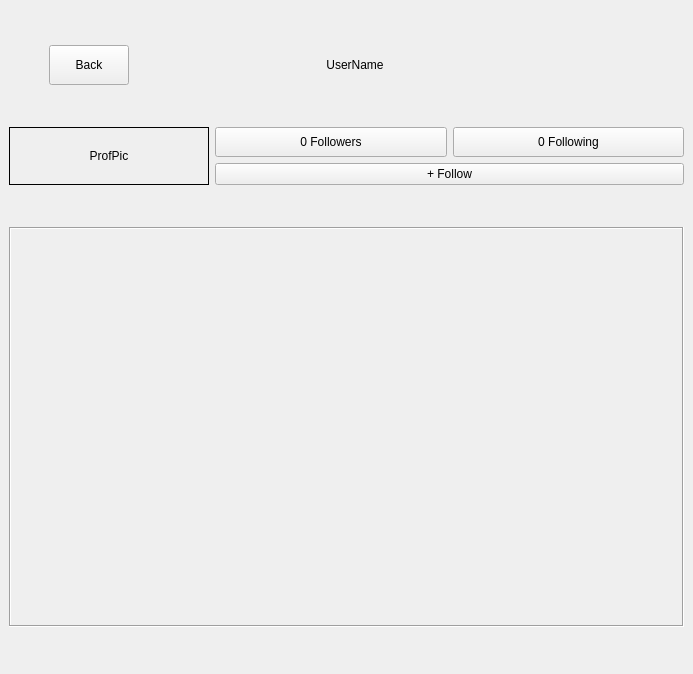
Above: Paxel/follow.ui from ClownKingWalrus/PAXEL before the change. Below: the same form after it.
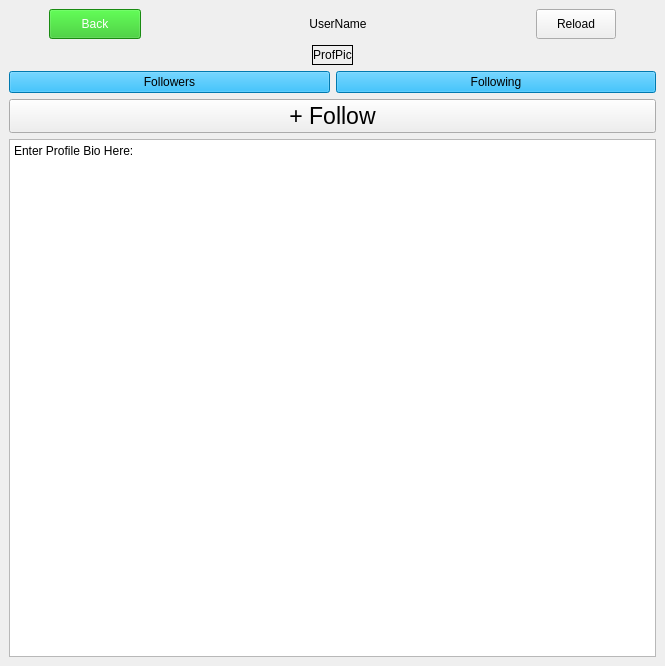
That is the form after the change.

Commit message: board following

What changed in the file:
```diff
--- a/Paxel/follow.ui
+++ b/Paxel/follow.ui
@@ -6,17 +6,17 @@
    <rect>
     <x>0</x>
     <y>0</y>
-    <width>693</width>
-    <height>674</height>
+    <width>665</width>
+    <height>666</height>
    </rect>
   </property>
   <property name="windowTitle">
    <string>MainWindow</string>
   </property>
   <widget class="QWidget" name="centralwidget">
-   <layout class="QVBoxLayout" name="verticalLayout_3">
-    <item>
-     <layout class="QHBoxLayout" name="horizontalLayout">
+   <layout class="QGridLayout" name="gridLayout_2">
+    <item row="0" column="0">
+     <layout class="QHBoxLayout" name="horizontalLayout_4">
       <item>
        <spacer name="horizontalSpacer_4">
         <property name="orientation">
@@ -34,18 +34,28 @@
        </spacer>
       </item>
       <item>
-       <widget class="QPushButton" name="Back">
-        <property name="enabled">
-         <bool>true</bool>
+       <widget class="QPushButton" name="Home">
+        <property name="sizePolicy">
+         <sizepolicy hsizetype="Expanding" vsizetype="Fixed">
+          <horstretch>0</horstretch>
+          <verstretch>0</verstretch>
+         </sizepolicy>
         </property>
         <property name="minimumSize">
          <size>
           <width>70</width>
-          <height>40</height>
+          <height>30</height>
          </size>
         </property>
         <property name="styleSheet">
-         <string notr="true">font: 20pt &quot;Bahnschrift&quot;;</string>
+         <string notr="true">QPushButton { font: 700 17pt &quot;MS Sans Serif&quot;;
+color: rgb(255, 255, 255);
+background-color: rgb(35, 193, 24);
+}
+
+QPushButton:hover {
+    background-color: rgb(35, 203, 24);
+}</string>
         </property>
         <property name="text">
          <string>Back</string>
@@ -58,11 +68,11 @@
          <enum>Qt::Orientation::Horizontal</enum>
         </property>
         <property name="sizeType">
-         <enum>QSizePolicy::Policy::Preferred</enum>
+         <enum>QSizePolicy::Policy::Expanding</enum>
         </property>
         <property name="sizeHint" stdset="0">
          <size>
-          <width>120</width>
+          <width>40</width>
           <height>20</height>
          </size>
         </property>
@@ -106,23 +116,62 @@
         </property>
        </spacer>
       </item>
+      <item>
+       <widget class="QPushButton" name="Reload">
+        <property name="minimumSize">
+         <size>
+          <width>70</width>
+          <height>30</height>
+         </size>
+        </property>
+        <property name="styleSheet">
+         <string notr="true">font: 18pt &quot;MS Sans Serif&quot;;</string>
+        </property>
+        <property name="text">
+         <string>Reload</string>
+        </property>
+       </widget>
+      </item>
+      <item>
+       <spacer name="horizontalSpacer_2">
+        <property name="orientation">
+         <enum>Qt::Orientation::Horizontal</enum>
+        </property>
+        <property name="sizeType">
+         <enum>QSizePolicy::Policy::Minimum</enum>
+        </property>
+        <property name="sizeHint" stdset="0">
+         <size>
+          <width>40</width>
+          <height>20</height>
+         </size>
+        </property>
+       </spacer>
+      </item>
      </layout>
     </item>
-    <item>
+    <item row="1" column="0">
      <layout class="QHBoxLayout" name="horizontalLayout_3">
+      <item>
+       <spacer name="horizontalSpacer_5">
+        <property name="orientation">
+         <enum>Qt::Orientation::Horizontal</enum>
+        </property>
+        <property name="sizeHint" stdset="0">
+         <size>
+          <width>40</width>
+          <height>20</height>
+         </size>
+        </property>
+       </spacer>
+      </item>
       <item>
        <widget class="QLabel" name="ProfPic">
-        <property name="minimumSize">
-         <size>
-          <width>100</width>
-          <height>0</height>
-         </size>
-        </property>
-        <property name="maximumSize">
-         <size>
-          <width>200</width>
-          <height>16777215</height>
-         </size>
+        <property name="sizePolicy">
+         <sizepolicy hsizetype="Preferred" vsizetype="Preferred">
+          <horstretch>0</horstretch>
+          <verstretch>0</verstretch>
+         </sizepolicy>
         </property>
         <property name="styleSheet">
          <string notr="true">font: 20pt &quot;Bahnschrift&quot;;</string>
@@ -139,88 +188,93 @@
        </widget>
       </item>
       <item>
-       <layout class="QVBoxLayout" name="verticalLayout">
-        <item>
-         <layout class="QHBoxLayout" name="horizontalLayout_4">
-          <item>
-           <widget class="QPushButton" name="Followers">
-            <property name="minimumSize">
-             <size>
-              <width>0</width>
-              <height>30</height>
-             </size>
-            </property>
-            <property name="styleSheet">
-             <string notr="true">font: 20pt &quot;Bahnschrift&quot;;</string>
-            </property>
-            <property name="text">
-             <string>0 Followers</string>
-            </property>
-           </widget>
-          </item>
-          <item>
-           <widget class="QPushButton" name="Following">
-            <property name="minimumSize">
-             <size>
-              <width>0</width>
-              <height>30</height>
-             </size>
-            </property>
-            <property name="styleSheet">
-             <string notr="true">font: 20pt &quot;Bahnschrift&quot;;</string>
-            </property>
-            <property name="text">
-             <string>0 Following</string>
-            </property>
-           </widget>
-          </item>
-         </layout>
-        </item>
+       <spacer name="horizontalSpacer_6">
+        <property name="orientation">
+         <enum>Qt::Orientation::Horizontal</enum>
+        </property>
+        <property name="sizeHint" stdset="0">
+         <size>
+          <width>40</width>
+          <height>20</height>
+         </size>
+        </property>
+       </spacer>
+      </item>
+     </layout>
+    </item>
+    <item row="2" column="0">
+     <layout class="QHBoxLayout" name="horizontalLayout_5">
+      <item>
+       <widget class="QPushButton" name="Followers">
+        <property name="styleSheet">
+         <string notr="true">QPushButton { color: rgb(0, 0, 0);
+font:  700 17pt &quot;MS Sans Serif&quot;;
+background-color: rgb(0, 170, 245);
+}
+
+QPushButton:Hover {
+background-color: rgb(10, 180, 255);
+}</string>
+        </property>
+        <property name="text">
+         <string>Followers</string>
+        </property>
+       </widget>
+      </item>
+      <item>
+       <widget class="QPushButton" name="Following">
+        <property name="styleSheet">
+         <string notr="true">QPushButton { color: rgb(0, 0, 0);
+font:  700 17pt &quot;MS Sans Serif&quot;;
+background-color: rgb(0, 170, 245);
+}
+
+QPushButton:Hover {
+background-color: rgb(10, 180, 255);
+}</string>
+        </property>
+        <property name="text">
+         <string>Following</string>
+        </property>
+       </widget>
+      </item>
+     </layout>
+    </item>
+    <item row="3" column="0">
+     <layout class="QGridLayout" name="gridLayout">
+      <item row="0" column="0">
+       <layout class="QVBoxLayout" name="verticalLayout_2">
         <item>
          <widget class="QPushButton" name="FollowButton">
-          <property name="styleSheet">
-           <string notr="true">font: 20pt &quot;Bahnschrift&quot;;</string>
+          <property name="font">
+           <font>
+            <family>MS Sans Serif</family>
+            <pointsize>17</pointsize>
+           </font>
+          </property>
+          <property name="mouseTracking">
+           <bool>true</bool>
           </property>
           <property name="text">
            <string>+ Follow</string>
           </property>
          </widget>
         </item>
+        <item>
+         <widget class="QPlainTextEdit" name="plainTextEdit">
+          <property name="styleSheet">
+           <string notr="true">font: 14pt &quot;MS Sans Serif&quot;;
+color: rgb(0, 0, 0);</string>
+          </property>
+          <property name="plainText">
+           <string>Enter Profile Bio Here:</string>
+          </property>
+         </widget>
+        </item>
        </layout>
       </item>
      </layout>
     </item>
-    <item>
-     <widget class="QScrollArea" name="scrollArea">
-      <property name="maximumSize">
-       <size>
-        <width>16777215</width>
-        <height>400</height>
-       </size>
-      </property>
-      <property name="frameShape">
-       <enum>QFrame::Shape::Box</enum>
-      </property>
-      <property name="widgetResizable">
-       <bool>true</bool>
-      </property>
-      <widget class="QWidget" name="scrollAreaWidgetContents">
-       <property name="geometry">
-        <rect>
-         <x>0</x>
-         <y>0</y>
-         <width>677</width>
-         <height>396</height>
-        </rect>
-       </property>
-       <layout class="QGridLayout" name="gridLayout_2">
-        <item row="0" column="0">
-         <layout class="QVBoxLayout" name="verticalLayout_2"/>
-        </item>
-       </layout>
-      </widget>
-     </widget>
-    </item>
    </layout>
   </widget>
  </widget>
```
Left out of the diff: 4 changed lines with no effect on the pictures. The commit also changes 44 other files.
